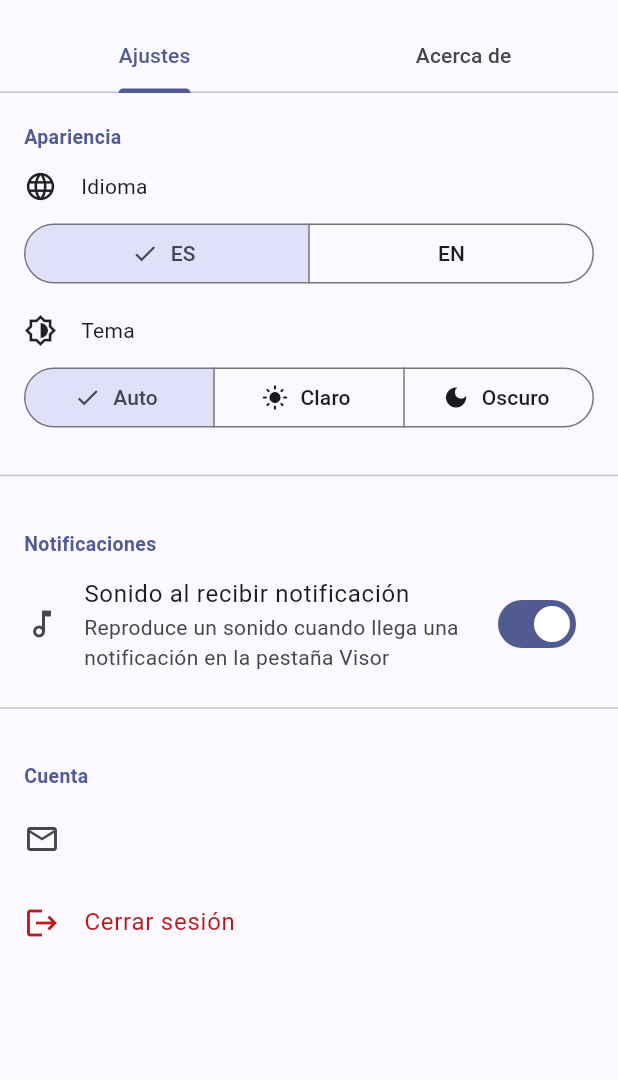
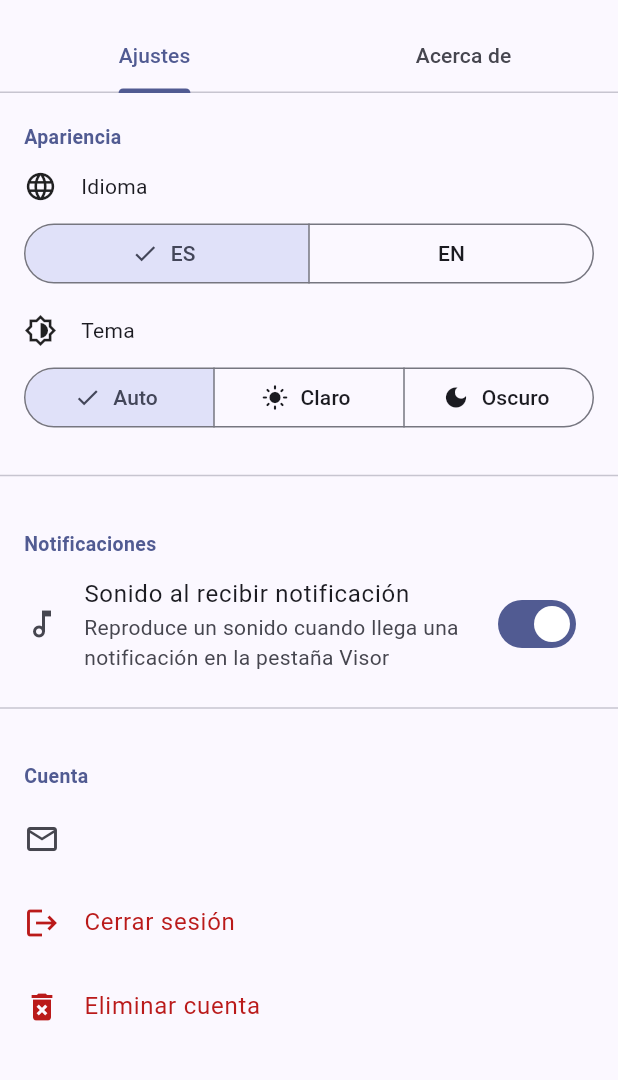
Before and after one commit to jugomo/notification_reader, a Flutter app: the SettingsScreen screen opened directly, on a phone screen of 412 x 824 dp, the part 63-1143 px from its top. Run offline on Flutter 3.47's test engine with Material 3 defaults, Android fonts, the phone set to English and light mode, and no system bars; our stand-ins replace audioplayers, firebase_auth, firebase_core, firebase_database, firebase_messaging, flutter_local_notifications and 2 more; accounts and stored records are empty; generated files the repository leaves out were written again.

Commit message:
delete account.

```diff
--- a/database.rules.json
+++ b/database.rules.json
@@ -2,6 +2,9 @@
   "rules": {
     "users": {
       "$uid": {
+        // Owner can delete their entire node (account deletion).
+        ".write": "auth != null && auth.uid == $uid",
+
         "profile": {
           // Only the owner can read or write their own profile.
           ".read": "auth != null && auth.uid == $uid",
--- a/lib/l10n/app_strings.dart
+++ b/lib/l10n/app_strings.dart
@@ -146,6 +146,23 @@ class S {
   String get sectionPendingRequests => _en ? 'Pending requests' : 'Solicitudes pendientes';
   String get sectionRejected => _en ? 'Rejected' : 'Rechazadas';
 
+  // ── Account ───────────────────────────────────────────────────────────────
+  String get deleteAccount => _en ? 'Delete account' : 'Eliminar cuenta';
+  String get deleteAccountConfirmTitle =>
+      _en ? 'Delete account?' : '¿Eliminar cuenta?';
+  String get deleteAccountConfirmBody => _en
+      ? 'All your notifications, settings, and account data will be permanently deleted. This action cannot be undone.'
+      : 'Todas tus notificaciones, ajustes y datos de cuenta serán eliminados permanentemente. Esta acción no se puede deshacer.';
+  String get deleteAccountError => _en
+      ? 'Could not delete the account. Sign out and back in, then try again.'
+      : 'No se pudo eliminar la cuenta. Cierra sesión, vuelve a entrar e inténtalo de nuevo.';
+  String get reauthTitle =>
+      _en ? 'Confirm your password' : 'Confirma tu contraseña';
+  String get reauthBody => _en
+      ? 'Enter your password to confirm account deletion.'
+      : 'Ingresa tu contraseña para confirmar la eliminación de la cuenta.';
+  String get delete => _en ? 'Delete' : 'Eliminar';
+
   // ── Notifications ─────────────────────────────────────────────────────────
   String get notifications => _en ? 'Notifications' : 'Notificaciones';
   String get viewerSoundLabel => _en ? 'Sound on new notification' : 'Sonido al recibir notificación';
```
Also changed, not shown: lib/settings/settings_screen.dart (+151 -2 lines), 2 other files.
